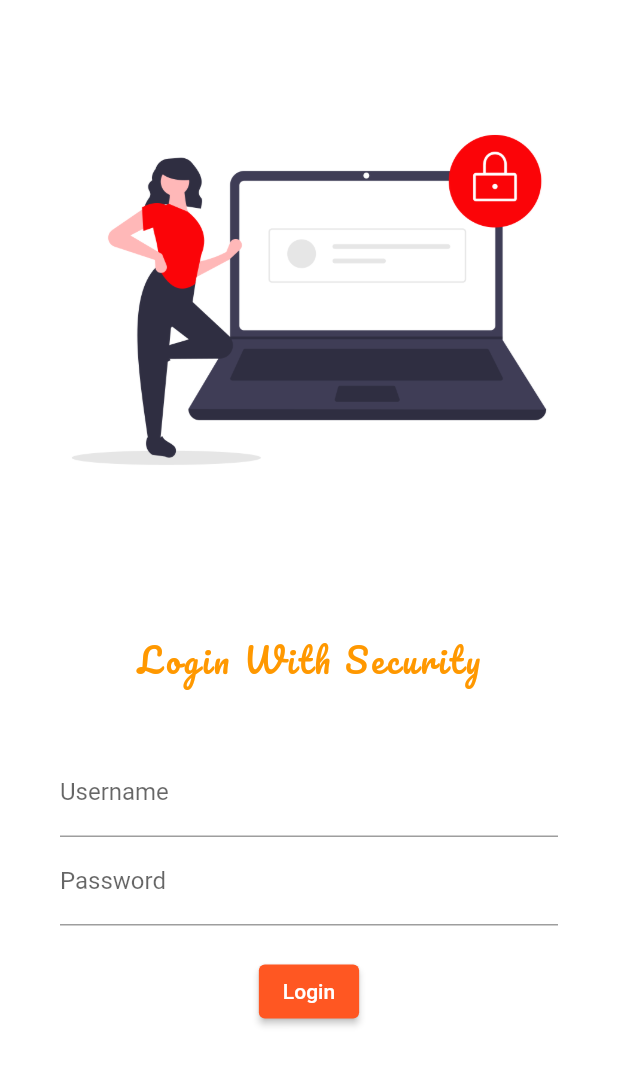
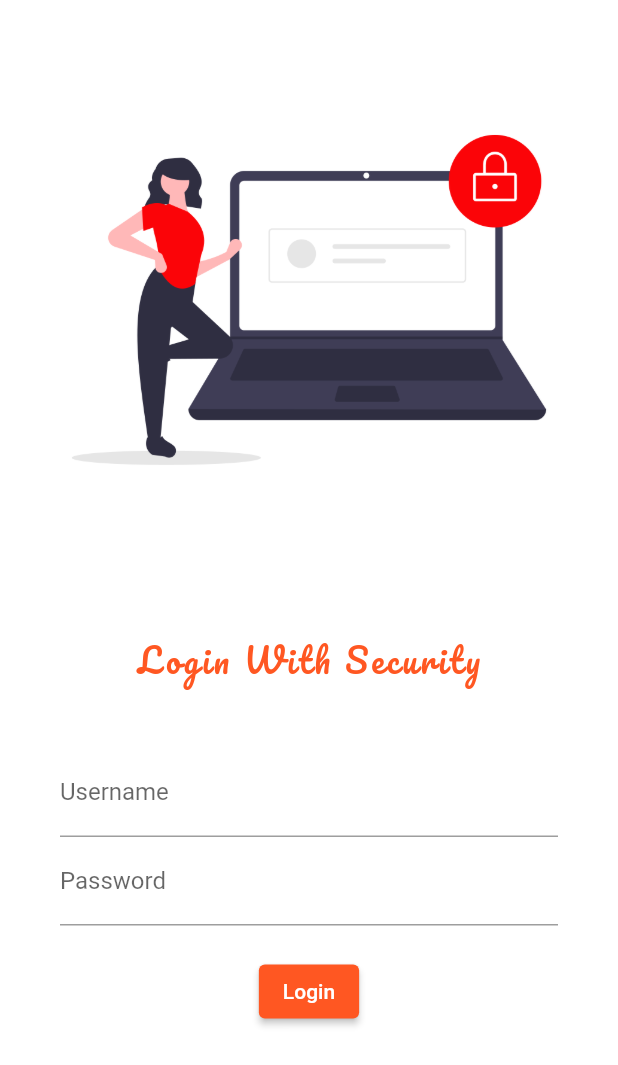
Before and after one commit to iamprateeksmith/Flutter_1-SecureLoginPage, a Flutter app: the screen it shows after launch, on a phone screen of 412 x 824 dp. Shown: the top 1065 px of the screen. Run offline on Flutter 3.47's test engine with Material 2 defaults, Android fonts, the phone set to English and light mode, and no system bars; our stand-ins replace google_fonts.

Commit message:
DAY-4 Completed

```diff
--- a/lib/pages/login_page.dart
+++ b/lib/pages/login_page.dart
@@ -25,7 +25,7 @@ class LoginPage extends StatelessWidget {
           Text(
             "Login With Security",
             style: GoogleFonts.pacifico(
-              textStyle: TextStyle(color: Colors.orange, letterSpacing: 2),
+              textStyle: TextStyle(color: Colors.deepOrange, letterSpacing: 2),
               fontSize: 22,
               fontWeight: FontWeight.w300,
             ),
```
